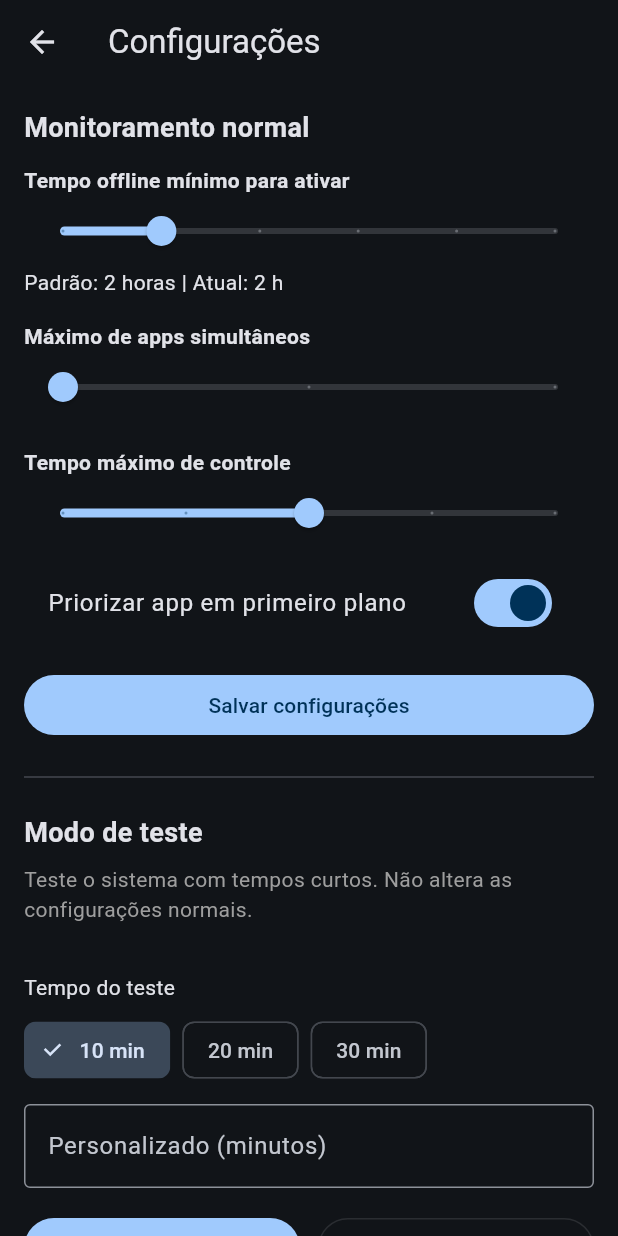
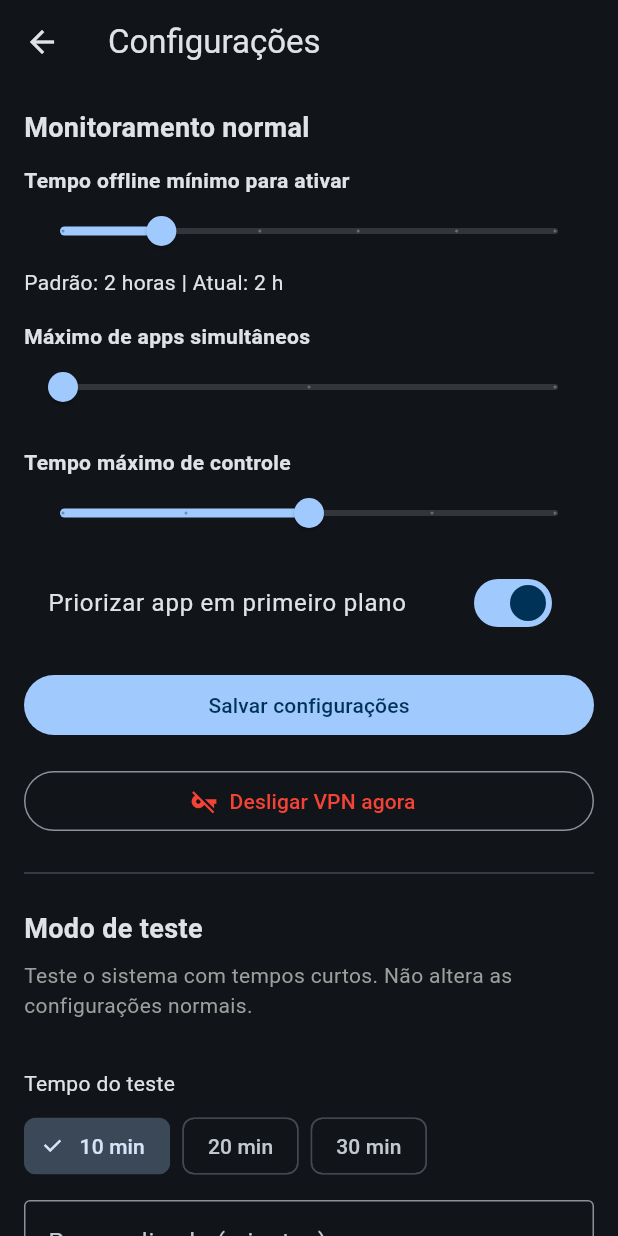
Before and after one commit to devsereno/netqueue, a Flutter app: the SettingsScreen screen opened directly, on a phone screen of 412 x 824 dp. Run offline on Flutter 3.47's test engine with Material 3 defaults, Android fonts, the phone set to English and light mode, and no system bars; our stand-ins replace connectivity_plus, shared_preferences; missing offline and left inert: flutter_device_apps, flutter_foreground_task; accounts and stored records are empty.

Commit message:
Add Desligar VPN button in settings

```diff
--- a/lib/screens/settings_screen.dart
+++ b/lib/screens/settings_screen.dart
@@ -1,6 +1,7 @@
 import 'package:flutter/material.dart';
 import 'package:shared_preferences/shared_preferences.dart';
 import '../services/connectivity_service.dart';
+import '../services/vpn_service.dart';
 
 class SettingsScreen extends StatefulWidget {
   const SettingsScreen({super.key});
@@ -83,6 +84,15 @@ class _SettingsScreenState extends State<SettingsScreen> {
     }
   }
 
+  Future<void> _stopVpn() async {
+    await VpnController.stop();
+    if (mounted) {
+      ScaffoldMessenger.of(context).showSnackBar(
+        const SnackBar(content: Text('VPN desligada. Internet liberada.')),
+      );
+    }
+  }
+
   @override
   Widget build(BuildContext context) {
     return Scaffold(
@@ -132,6 +142,13 @@ class _SettingsScreenState extends State<SettingsScreen> {
           FilledButton(
             onPressed: _save,
             child: const Text('Salvar configurações'),
+          ),
+          const SizedBox(height: 16),
+          OutlinedButton.icon(
+            onPressed: _stopVpn,
+            icon: const Icon(Icons.vpn_key_off),
+            label: const Text('Desligar VPN agora'),
+            style: OutlinedButton.styleFrom(foregroundColor: Colors.red),
           ),
           const Divider(height: 48),
           const Text('Modo de teste', style: TextStyle(fontSize: 18, fontWeight: FontWeight.bold)),
```
